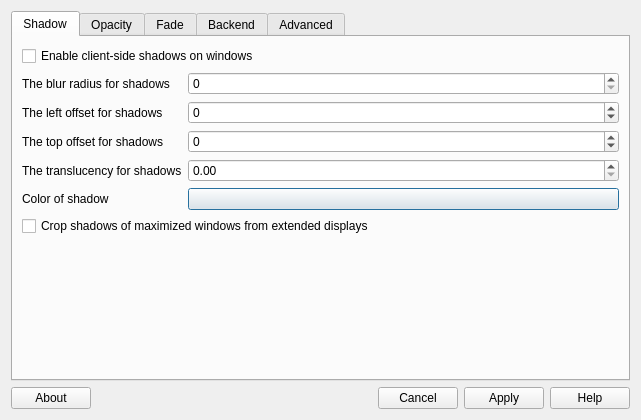
Above: maindialog.ui from redtide/compton-conf before the change. Below: the same form after it.
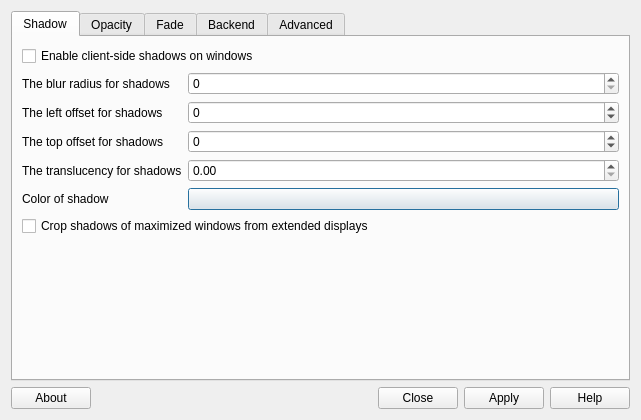
That is the form after the change. Icons and pictures are not drawn.

```diff
--- a/maindialog.ui
+++ b/maindialog.ui
@@ -593,7 +593,7 @@
         <enum>Qt::Horizontal</enum>
        </property>
        <property name="standardButtons">
-        <set>QDialogButtonBox::Apply|QDialogButtonBox::Cancel|QDialogButtonBox::Help</set>
+        <set>QDialogButtonBox::Apply|QDialogButtonBox::Close|QDialogButtonBox::Help</set>
        </property>
       </widget>
      </item>
```
Left out of the diff: 24 changed lines with no effect on the pictures.
